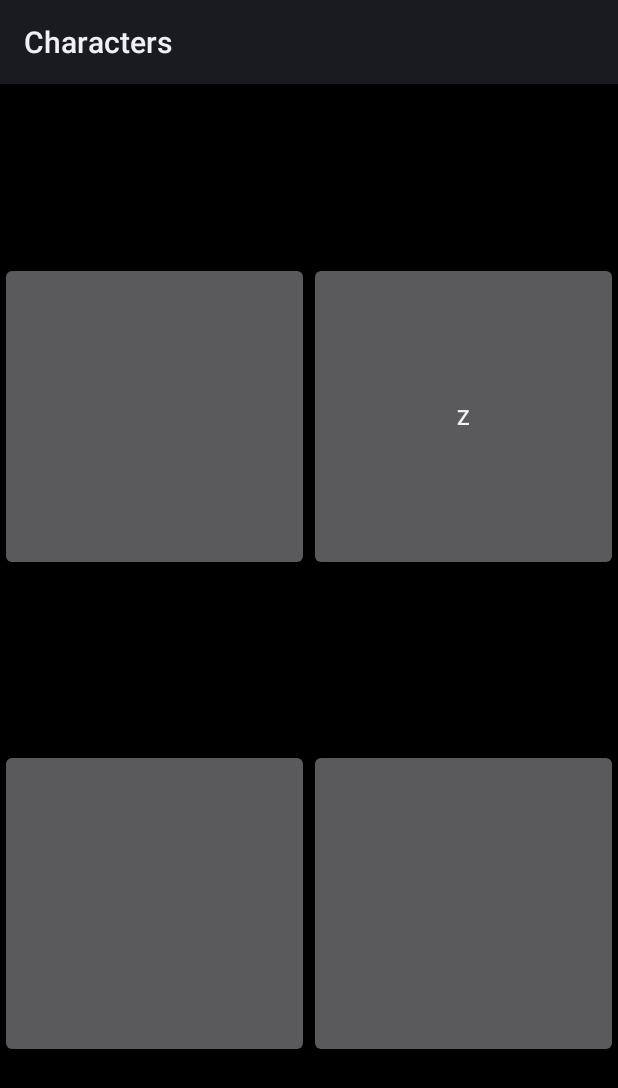
After one commit to claritywhisk/Characters, an Android app: the layout buttons.xml on its own in the app's theme, with its tools: preview values and no code run, on a phone screen of 412 x 824 dp. The commit adds this screen. Shown: the top 1088 px of the screen. Run offline under Robolectric (Android 15) with nearby library versions, the phone set to English and light mode, and no system bars; Roboto replaces fonts that are not available here.

Commit message:
extract buttons to layout

```diff
--- /dev/null
+++ b/app/src/main/res/layout/buttons.xml
@@ -0,0 +1,57 @@
+<?xml version="1.0" encoding="utf-8"?>
+<androidx.constraintlayout.widget.ConstraintLayout xmlns:android="http://schemas.android.com/apk/res/android"
+    xmlns:app="http://schemas.android.com/apk/res-auto"
+    android:layout_width="match_parent"
+    android:layout_height="match_parent">
+
+    <Button
+        android:id="@+id/picture"
+        android:layout_width="0dp"
+        android:layout_height="0dp"
+        android:onClick="pictureButtonClick"
+        app:layout_constraintBottom_toTopOf="@id/catalog"
+        app:layout_constraintDimensionRatio="1"
+        app:layout_constraintEnd_toStartOf="@id/z"
+        app:layout_constraintStart_toStartOf="parent"
+        app:layout_constraintTop_toTopOf="parent"
+        app:layout_constraintWidth_percent="0.5" />
+
+    <Button
+        android:id="@+id/z"
+        android:layout_width="0dp"
+        android:layout_height="0dp"
+        android:onClick="sleepButtonClick"
+        android:text="@string/sleep_button"
+        app:layout_constraintBottom_toTopOf="@id/settings"
+        app:layout_constraintDimensionRatio="1"
+        app:layout_constraintEnd_toEndOf="parent"
+        app:layout_constraintHorizontal_bias="1.0"
+        app:layout_constraintStart_toEndOf="@id/picture"
+        app:layout_constraintTop_toTopOf="parent"
+        app:layout_constraintWidth_percent="0.5" />
+
+    <Button
+        android:id="@+id/catalog"
+        android:layout_width="0dp"
+        android:layout_height="0dp"
+        android:onClick="catalogButtonClick"
+        app:layout_constraintBottom_toBottomOf="parent"
+        app:layout_constraintDimensionRatio="1"
+        app:layout_constraintEnd_toStartOf="@id/settings"
+        app:layout_constraintStart_toStartOf="parent"
+        app:layout_constraintTop_toBottomOf="@id/picture"
+        app:layout_constraintWidth_percent="0.5" />
+
+    <Button
+        android:id="@+id/settings"
+        android:layout_width="0dp"
+        android:layout_height="0dp"
+        android:onClick="settingsButtonClick"
+        app:layout_constraintBottom_toBottomOf="parent"
+        app:layout_constraintDimensionRatio="1"
+        app:layout_constraintEnd_toEndOf="parent"
+        app:layout_constraintStart_toEndOf="@id/catalog"
+        app:layout_constraintTop_toBottomOf="@id/z"
+        app:layout_constraintWidth_percent="0.5" />
+
+</androidx.constraintlayout.widget.ConstraintLayout>
```
Also changed, not shown: app/src/main/res/layout/activity_main.xml (+18 -56 lines).
